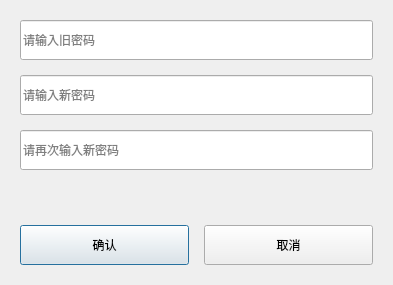
Above: modifypswddlg.ui from YuyangHou1230/WorkerManagerSystem before the change. Below: the same form after it.
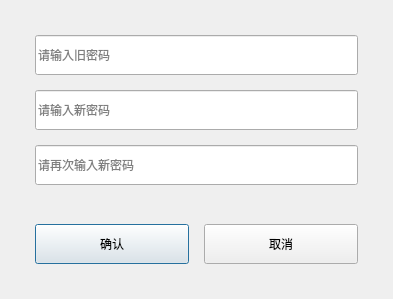
That is the form after the change.

What changed in the file:
```diff
--- a/modifypswddlg.ui
+++ b/modifypswddlg.ui
@@ -7,7 +7,7 @@
     <x>0</x>
     <y>0</y>
     <width>393</width>
-    <height>285</height>
+    <height>299</height>
    </rect>
   </property>
   <property name="windowTitle">
@@ -18,16 +18,16 @@
     <number>15</number>
    </property>
    <property name="leftMargin">
-    <number>20</number>
+    <number>35</number>
    </property>
    <property name="topMargin">
-    <number>20</number>
+    <number>35</number>
    </property>
    <property name="rightMargin">
-    <number>20</number>
+    <number>35</number>
    </property>
    <property name="bottomMargin">
-    <number>20</number>
+    <number>35</number>
    </property>
    <item>
     <widget class="QLineEdit" name="lineEdit">
@@ -40,6 +40,9 @@
      <property name="text">
       <string/>
      </property>
+     <property name="echoMode">
+      <enum>QLineEdit::Password</enum>
+     </property>
      <property name="placeholderText">
       <string>请输入旧密码</string>
      </property>
@@ -53,6 +56,9 @@
        <height>40</height>
       </size>
      </property>
+     <property name="echoMode">
+      <enum>QLineEdit::Password</enum>
+     </property>
      <property name="placeholderText">
       <string>请输入新密码</string>
      </property>
@@ -66,6 +72,9 @@
        <height>40</height>
       </size>
      </property>
+     <property name="echoMode">
+      <enum>QLineEdit::Password</enum>
+     </property>
      <property name="placeholderText">
       <string>请再次输入新密码</string>
      </property>
```
